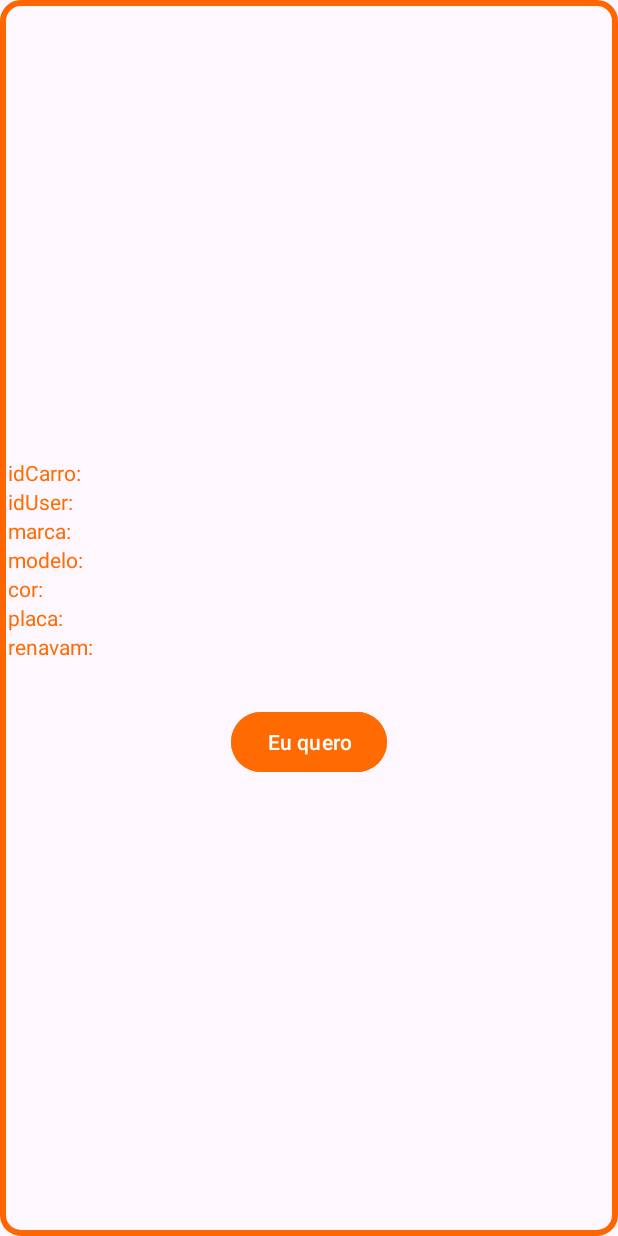
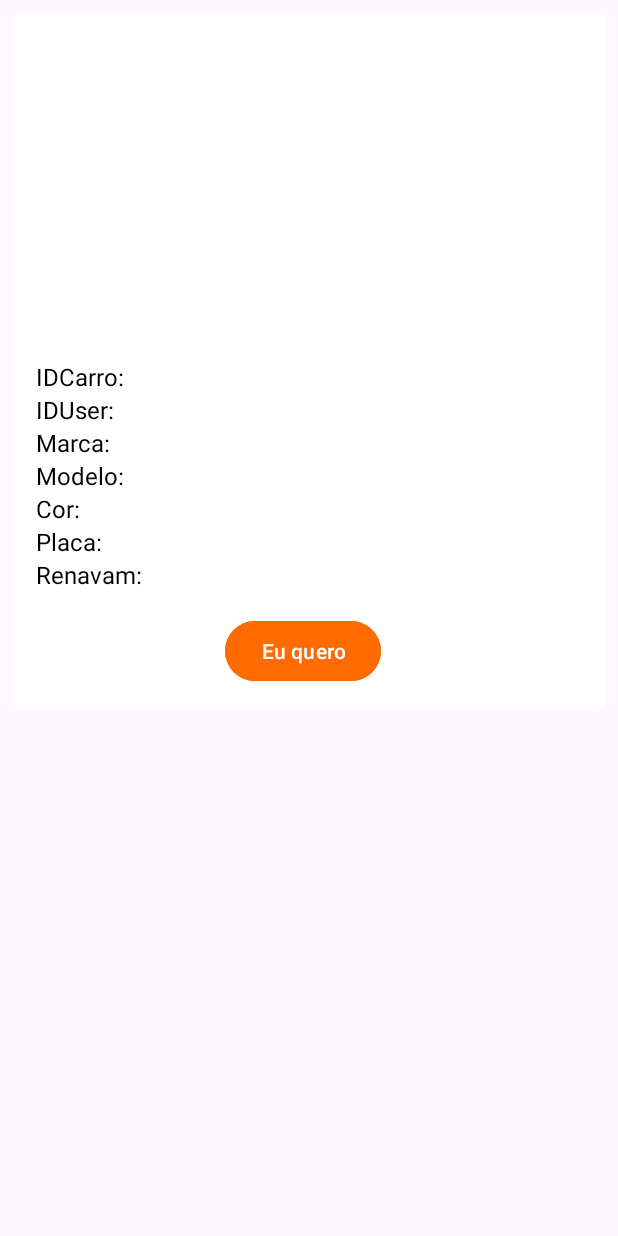
Before and after one commit to guimabruno/alugaai, an Android app: the layout layout_item.xml on its own in the app's theme, with its tools: preview values and no code run, on a phone screen of 412 x 824 dp. Run offline under Robolectric (Android 15) with nearby library versions, the phone set to English and light mode, and no system bars.

Commit message:
[EDIT] Melhorado os estilos de layout_item.xml e activity_consulta_lista.xml

```diff
--- a/app/src/main/res/layout/activity_consulta_lista.xml
+++ b/app/src/main/res/layout/activity_consulta_lista.xml
@@ -34,6 +34,7 @@
     <ListView
         android:layout_width="match_parent"
         android:layout_height="match_parent"
+        android:layout_marginTop="40dp"
         android:id="@+id/lista"
         android:divider="#000000"
         android:dividerHeight="2dp"/>
--- a/app/src/main/res/layout/layout_item.xml
+++ b/app/src/main/res/layout/layout_item.xml
@@ -1,18 +1,46 @@
 <?xml version="1.0" encoding="utf-8"?>
-<LinearLayout xmlns:android="http://schemas.android.com/apk/res/android"
+<androidx.cardview.widget.CardView xmlns:android="http://schemas.android.com/apk/res/android"
+    xmlns:app="http://schemas.android.com/apk/res-auto"
     android:layout_width="match_parent"
-    android:layout_height="match_parent"
+    android:layout_height="wrap_content"
+    android:layout_margin="8dp"
+    android:backgroundTint="#ffffff"
+    app:cardCornerRadius="8dp"
+    app:cardElevation="4dp">
+
+    <LinearLayout
+        android:layout_width="match_parent"
+        android:layout_height="wrap_content"
         android:orientation="vertical"
-    android:backgroundTint="#ff6600"
-    android:background="@drawable/edittext_border"
-    android:padding="5sp">
+        android:padding="16dp">
+
         <ImageView
             android:id="@+id/IMGFoto"
-        android:layout_width="250dp"
-        android:layout_height="250dp"
-        android:layout_marginBottom="20dp"
+            android:layout_width="match_parent"
+            android:layout_height="200dp"
             android:layout_gravity="center_horizontal"
-        android:layout_marginTop="30dp" />
+            android:scaleType="centerCrop"
+            android:contentDescription="carro"/>
+
+        <LinearLayout
+            android:layout_width="match_parent"
+            android:layout_height="wrap_content"
+            android:orientation="horizontal"
+            android:layout_marginTop="16dp">
+            <TextView
+                android:layout_width="130dp"
+                android:layout_height="wrap_content"
+                android:textColor="@color/black"
+                android:textSize="16sp"
+                android:text="IDCarro:" />
+            <TextView
+                android:layout_width="wrap_content"
+                android:layout_height="wrap_content"
+                android:textColor="@color/black"
+                android:textSize="16sp"
+                android:id="@+id/txtidCarro" />
+        </LinearLayout>
+
         <LinearLayout
             android:layout_width="match_parent"
             android:layout_height="wrap_content"
@@ -20,32 +48,17 @@
             <TextView
                 android:layout_width="130dp"
                 android:layout_height="wrap_content"
-            android:textColor="@color/orange"
-            android:text="idCarro:" />
+                android:textColor="@color/black"
+                android:textSize="16sp"
+                android:text="IDUser:" />
             <TextView
                 android:layout_width="wrap_content"
                 android:layout_height="wrap_content"
-            android:id="@+id/txtidCarro" />
+                android:textColor="@color/black"
+                android:textSize="16sp"
+                android:id="@+id/txtidUser" />
         </LinearLayout>
 
-    <LinearLayout
-        android:layout_width="match_parent"
-        android:layout_height="wrap_content"
-        android:orientation="horizontal"
-        android:textColor="@color/orange">
-
-        <TextView
-            android:layout_width="130dp"
-            android:layout_height="wrap_content"
-
-            android:text="idUser:"
-            android:textColor="@color/orange" />
-
-        <TextView
-            android:id="@+id/txtidUser"
-            android:layout_width="wrap_content"
-            android:layout_height="wrap_content" />
-    </LinearLayout>
         <LinearLayout
             android:layout_width="match_parent"
             android:layout_height="wrap_content"
@@ -53,13 +66,17 @@
             <TextView
                 android:layout_width="130dp"
                 android:layout_height="wrap_content"
-            android:textColor="@color/orange"
-            android:text="marca:" />
+                android:textColor="@color/black"
+                android:textSize="16sp"
+                android:text="Marca:" />
             <TextView
                 android:layout_width="wrap_content"
                 android:layout_height="wrap_content"
+                android:textColor="@color/black"
+                android:textSize="16sp"
                 android:id="@+id/txtmarca" />
         </LinearLayout>
+
         <LinearLayout
             android:layout_width="match_parent"
             android:layout_height="wrap_content"
@@ -67,13 +84,17 @@
             <TextView
                 android:layout_width="130dp"
                 android:layout_height="wrap_content"
-            android:textColor="@color/orange"
-            android:text="modelo:" />
+                android:textColor="@color/black"
+                android:textSize="16sp"
+                android:text="Modelo:" />
             <TextView
                 android:layout_width="wrap_content"
                 android:layout_height="wrap_content"
+                android:textColor="@color/black"
+                android:textSize="16sp"
                 android:id="@+id/txtmodelo" />
         </LinearLayout>
+
         <LinearLayout
             android:layout_width="match_parent"
             android:layout_height="wrap_content"
@@ -81,13 +102,17 @@
             <TextView
                 android:layout_width="130dp"
                 android:layout_height="wrap_content"
-            android:textColor="@color/orange"
-            android:text="cor:" />
+                android:textColor="@color/black"
+                android:textSize="16sp"
+                android:text="Cor:" />
             <TextView
                 android:layout_width="wrap_content"
                 android:layout_height="wrap_content"
+                android:textColor="@color/black"
+                android:textSize="16sp"
                 android:id="@+id/txtcor" />
         </LinearLayout>
+
         <LinearLayout
             android:layout_width="match_parent"
             android:layout_height="wrap_content"
@@ -95,13 +120,17 @@
             <TextView
                 android:layout_width="130dp"
                 android:layout_height="wrap_content"
-            android:textColor="@color/orange"
-            android:text="placa:" />
+                android:textColor="@color/black"
+                android:textSize="16sp"
+                android:text="Placa:" />
             <TextView
                 android:layout_width="wrap_content"
                 android:layout_height="wrap_content"
+                android:textColor="@color/black"
+                android:textSize="16sp"
                 android:id="@+id/txtplaca" />
         </LinearLayout>
+
         <LinearLayout
             android:layout_width="match_parent"
             android:layout_height="wrap_content"
@@ -109,19 +138,38 @@
             <TextView
                 android:layout_width="130dp"
                 android:layout_height="wrap_content"
-            android:textColor="@color/orange"
-            android:text="renavam:" />
+                android:textColor="@color/black"
+                android:textSize="16sp"
+                android:text="Renavam:" />
             <TextView
                 android:layout_width="wrap_content"
                 android:layout_height="wrap_content"
+                android:textColor="@color/black"
+                android:textSize="16sp"
                 android:id="@+id/txtrenavam" />
         </LinearLayout>
+
+        <LinearLayout
+            android:layout_width="match_parent"
+            android:layout_height="wrap_content"
+            android:orientation="horizontal"
+            android:layout_marginTop="16dp"
+            android:gravity="center">
+
             <Button
                 android:layout_width="wrap_content"
                 android:layout_height="wrap_content"
                 android:text="Eu quero"
                 android:backgroundTint="@color/orange"
-        android:layout_gravity="center"
-        android:layout_marginTop="30sp"
-        />
+                android:textColor="@android:color/white"
+                android:layout_marginEnd="8dp"/>
+
+<!--            <Button-->
+<!--                android:layout_width="wrap_content"-->
+<!--                android:layout_height="wrap_content"-->
+<!--                android:text="Detalhes"-->
+<!--                android:backgroundTint="@color/orange"-->
+<!--                android:textColor="@android:color/white"/>-->
         </LinearLayout>
+    </LinearLayout>
+</androidx.cardview.widget.CardView>
```
Lines whose indentation alone changed are shown as unchanged.
